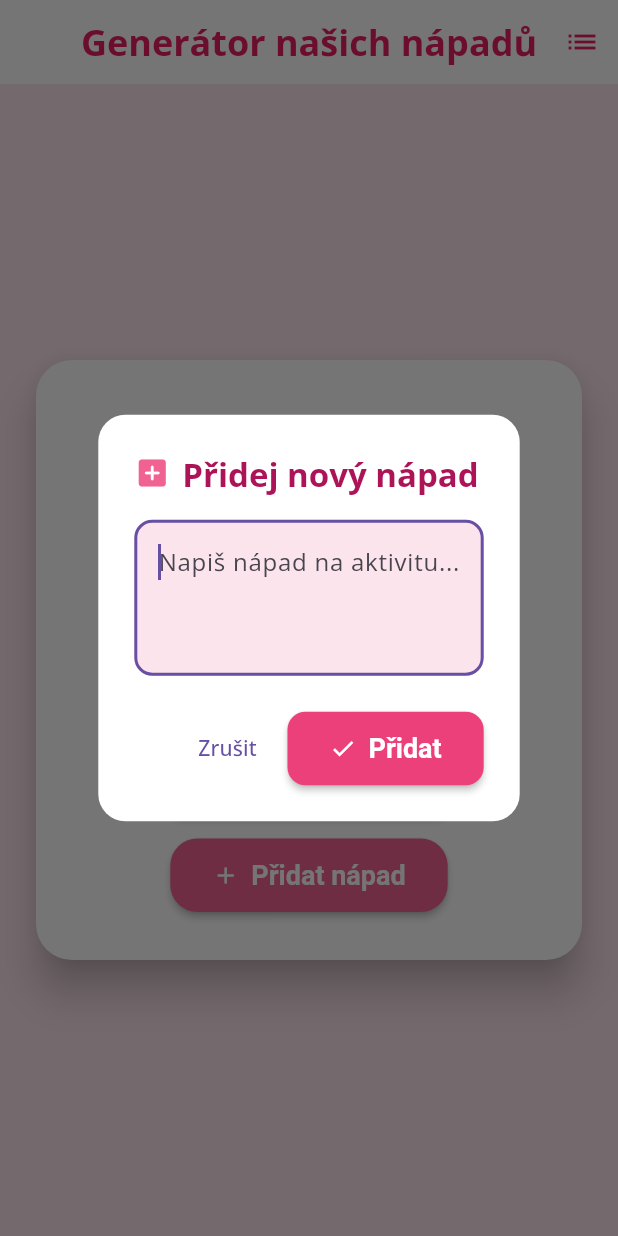
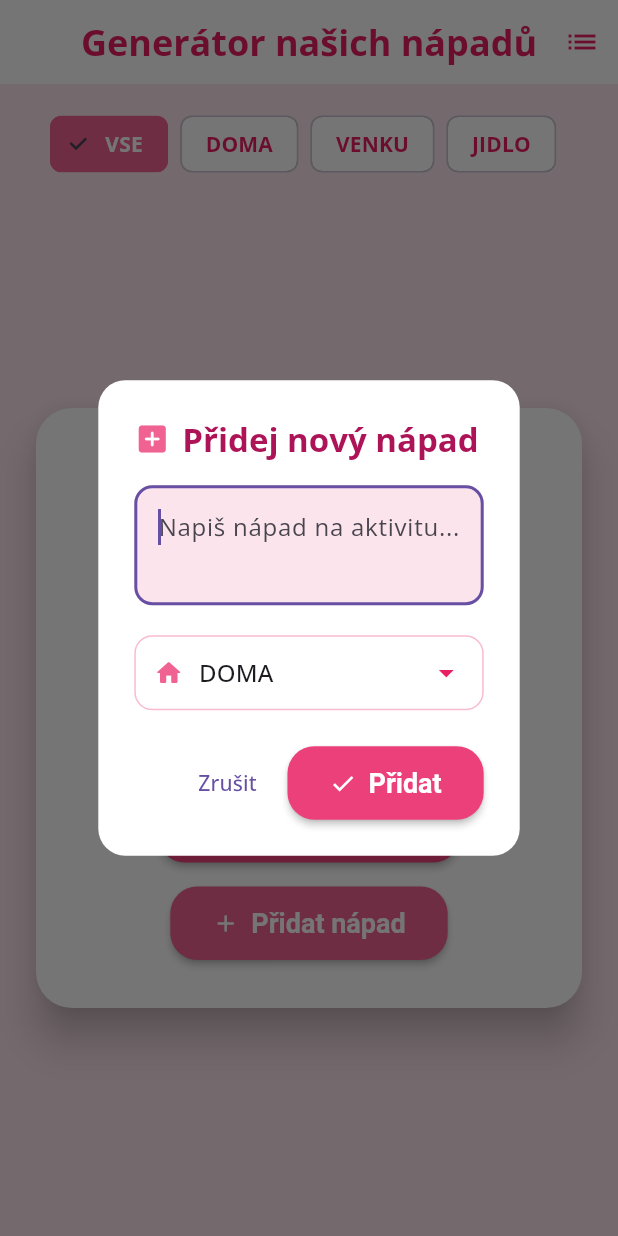
Before and after one commit to hrosicka/great-weekend, a Flutter app: the screen it shows after launch, after a tap on "Co budeme dělat?", after a tap on "Přidat nápad", on a phone screen of 412 x 824 dp. Run offline on Flutter 3.47's test engine with Material 3 defaults, Android fonts, the phone set to English and light mode, and no system bars; our stand-ins replace google_fonts, shared_preferences.

Commit message:
ideas categories added

```diff
--- a/lib/main.dart
+++ b/lib/main.dart
@@ -86,6 +86,9 @@ class _IdeaScreenState extends State<IdeaScreen> {
   String currentIdea = "Klikni na tlačítko a naplánuj nám program! ❤️";
   bool isLoading = true;
 
+  // Nová proměnná pro filtr (vse = zobrazení všeho)
+  IdeaCategory selectedFilter = IdeaCategory.vse;
+
   @override
   void initState() {
     super.initState();
@@ -101,33 +104,47 @@ class _IdeaScreenState extends State<IdeaScreen> {
   }
 
   void generateIdea() {
-    if (allIdeas.isEmpty) {
+    // 1. Vytvoříme filtrovaný seznam
+    final filteredIdeas = selectedFilter == IdeaCategory.vse
+        ? allIdeas
+        : allIdeas.where((idea) => idea.category == selectedFilter).toList();
+
+    if (filteredIdeas.isEmpty) {
       setState(() {
-        currentIdea = "Zatím žádné nápady! Přidej si nějaké. 😊";
+        currentIdea = "V této kategorii zatím nic není! 😊";
       });
       return;
     }
 
+    // 2. Náhodný výběr z filtrovaného seznamu
     setState(() {
-      currentIdea = allIdeas[Random().nextInt(allIdeas.length)].text;
+      currentIdea = filteredIdeas[Random().nextInt(filteredIdeas.length)].text;
     });
   }
 
   void _showAddIdeaDialog() {
     final TextEditingController controller = TextEditingController();
+    // Výchozí vybraná kategorie
+    IdeaCategory selectedCategory = IdeaCategory.doma;
 
     showDialog(
       context: context,
-      builder: (context) => AlertDialog(
+      builder: (context) => StatefulBuilder( // Umožňuje měnit stav uvnitř dialogu
+        builder: (context, setDialogState) {
+          return AlertDialog(
             shape: RoundedRectangleBorder(borderRadius: BorderRadius.circular(18)),
             title: Row(
               children: [
                 Icon(Icons.add_box_rounded, color: Colors.pink[300]),
                 const SizedBox(width: 8),
-            Text("Přidej nový nápad", style: GoogleFonts.openSans(fontWeight: FontWeight.bold)),
+                Text("Přidej nový nápad",
+                  style: GoogleFonts.openSans(fontWeight: FontWeight.bold)),
               ],
             ),
-        content: TextField(
+            content: Column(
+              mainAxisSize: MainAxisSize.min, // Dialog se přizpůsobí obsahu
+              children: [
+                TextField(
                   controller: controller,
                   decoration: InputDecoration(
                     hintText: "Napiš nápad na aktivitu...",
@@ -135,8 +152,44 @@ class _IdeaScreenState extends State<IdeaScreen> {
                     fillColor: Colors.pink[50],
                     border: OutlineInputBorder(borderRadius: BorderRadius.circular(12)),
                   ),
-          maxLines: 3,
+                  maxLines: 2,
                   autofocus: true,
+                ),
+                const SizedBox(height: 20),
+                // Výběr kategorie
+                Container(
+                  padding: const EdgeInsets.symmetric(horizontal: 12),
+                  decoration: BoxDecoration(
+                    borderRadius: BorderRadius.circular(12),
+                    border: Border.all(color: Colors.pink[100]!),
+                  ),
+                  child: DropdownButtonHideUnderline(
+                    child: DropdownButton<IdeaCategory>(
+                      value: selectedCategory,
+                      isExpanded: true,
+                      icon: const Icon(Icons.arrow_drop_down, color: Colors.pink),
+                      items: IdeaCategory.values.where((c) => c != IdeaCategory.vse).map((cat) {
+                        return DropdownMenuItem(
+                          value: cat,
+                          child: Row(
+                            children: [
+                              Icon(_getCategoryIcon(cat), size: 20, color: Colors.pink[300]),
+                              const SizedBox(width: 10),
+                              Text(cat.name.toUpperCase()),
+                            ],
+                          ),
+                        );
+                      }).toList(),
+                      onChanged: (newValue) {
+                        // Tady používáme setDialogState místo setState!
+                        setDialogState(() {
+                          selectedCategory = newValue!;
+                        });
+                      },
+                    ),
+                  ),
+                ),
+              ],
             ),
             actions: [
               TextButton(
@@ -146,31 +199,28 @@ class _IdeaScreenState extends State<IdeaScreen> {
               ElevatedButton.icon(
                 icon: const Icon(Icons.check),
                 label: const Text("Přidat"),
-            style: ElevatedButton.styleFrom(
-              backgroundColor: Colors.pink[400],
-              shape: RoundedRectangleBorder(borderRadius: BorderRadius.circular(12)),
-            ),
                 onPressed: () async {
+                  final text = controller.text.trim();
+                  if (text.isNotEmpty) {
                     try {
-                if (controller.text.trim().isNotEmpty) {
-                  await widget.ideaService.addIdea(controller.text.trim());
+                      // POZOR: Tady musí tvůj IdeaService přijímat i kategorii!
+                      await widget.ideaService.addIdea(text, category: selectedCategory);
                       await _loadIdeas();
                       Navigator.pop(context);
                       ScaffoldMessenger.of(context).showSnackBar(
-                    const SnackBar(
-                      content: Text("Nápad přidán! 🎉"),
-                      duration: Duration(seconds: 2),
-                    ),
+                        const SnackBar(content: Text("Nápad přidán! 🎉")),
                       );
-                }
                     } catch (e) {
                       ScaffoldMessenger.of(context).showSnackBar(
                         SnackBar(content: Text("Chyba: $e")),
                       );
                     }
+                  }
                 },
               ),
             ],
+          );
+        },
       ),
     );
   }
@@ -183,7 +233,10 @@ class _IdeaScreenState extends State<IdeaScreen> {
         builder: (context, snapshot) {
           if (!snapshot.hasData) {
             return const AlertDialog(
-              content: CircularProgressIndicator(),
+              content: SizedBox(
+                height: 100,
+                child: Center(child: CircularProgressIndicator()),
+              ),
             );
           }
 
@@ -214,7 +267,24 @@ class _IdeaScreenState extends State<IdeaScreen> {
                   return Card(
                     margin: const EdgeInsets.symmetric(vertical: 6),
                     child: ListTile(
-                      title: Text(idea.text, style: GoogleFonts.openSans(fontWeight: FontWeight.w500)),
+                      // Přidáme ikonku kategorie před text
+                      leading: CircleAvatar(
+                        backgroundColor: Colors.pink[50],
+                        child: Icon(
+                          _getCategoryIcon(idea.category),
+                          color: Colors.pink[300],
+                          size: 20,
+                        ),
+                      ),
+                      title: Text(
+                        idea.text,
+                        style: GoogleFonts.openSans(fontWeight: FontWeight.w500),
+                      ),
+                      // Přidáme podnadpis s názvem kategorie
+                      subtitle: Text(
+                        idea.category.name.toUpperCase(),
+                        style: TextStyle(fontSize: 12, color: Colors.grey[600]),
+                      ),
                       trailing: IconButton(
                         icon: const Icon(Icons.delete, color: Colors.redAccent),
                         onPressed: () async {
@@ -242,6 +312,16 @@ class _IdeaScreenState extends State<IdeaScreen> {
     );
   }
 
+  // Pomocná metoda pro ikonky (dej ji do _IdeaScreenState)
+  IconData _getCategoryIcon(IdeaCategory category) {
+    switch (category) {
+      case IdeaCategory.doma: return Icons.home_rounded;
+      case IdeaCategory.venku: return Icons.forest_rounded;
+      case IdeaCategory.jidlo: return Icons.restaurant_rounded;
+      default: return Icons.lightbulb_outline_rounded;
+    }
+  }
+
   @override
   Widget build(BuildContext context) {
     return Scaffold(
@@ -252,22 +332,57 @@ class _IdeaScreenState extends State<IdeaScreen> {
           IconButton(
             icon: const Icon(Icons.list),
             onPressed: _showCustomIdeasDialog,
-            tooltip: "Moje nápady",
           ),
         ],
       ),
       body: isLoading
           ? const Center(child: CircularProgressIndicator())
-          : Center(
+          : Column(
+              children: [
+                const SizedBox(height: 16),
+                // Tady je ten nový horizontální filtr
+                SingleChildScrollView(
+                  scrollDirection: Axis.horizontal,
+                  padding: const EdgeInsets.symmetric(horizontal: 16),
+                  child: Row(
+                    children: IdeaCategory.values.map((category) {
+                      return Padding(
+                        padding: const EdgeInsets.only(right: 8.0),
+                        child: ChoiceChip(
+                          label: Text(category.name.toUpperCase()),
+                          selected: selectedFilter == category,
+                          selectedColor: Colors.pink[300],
+                          backgroundColor: Colors.white,
+                          labelStyle: TextStyle(
+                            color: selectedFilter == category ? Colors.white : Colors.pink,
+                            fontWeight: FontWeight.bold,
+                          ),
+                          onSelected: (bool selected) {
+                            setState(() {
+                              selectedFilter = category;
+                            });
+                          },
+                        ),
+                      );
+                    }).toList(),
+                  ),
+                ),
+
+                // Tady je zbytek s kartou a tlačítky
+                Expanded(
+                  child: Center(
                     child: Card(
                       margin: const EdgeInsets.all(24),
                       child: Padding(
                         padding: const EdgeInsets.all(32.0),
                         child: Column(
                           mainAxisSize: MainAxisSize.min,
-                    mainAxisAlignment: MainAxisAlignment.center,
                           children: [
-                      Icon(Icons.favorite, color: Colors.pink[300], size: 54),
+                            Icon(
+                              _getCategoryIcon(selectedFilter),
+                              color: Colors.pink[300],
+                              size: 54
+                            ),
                             const SizedBox(height: 20),
                             Text(
                               currentIdea,
@@ -297,6 +412,9 @@ class _IdeaScreenState extends State<IdeaScreen> {
                       ),
                     ),
                   ),
+                ),
+              ],
+            ),
     );
   }
 }
--- a/lib/models/idea_model.dart
+++ b/lib/models/idea_model.dart
@@ -1,21 +1,41 @@
+import 'package:flutter/material.dart';
+
+/// Definice kategorií nápadů
+enum IdeaCategory {
+  vse,       // Pro zobrazení všeho
+  doma,
+  venku,
+  jidlo
+}
+
 class Idea {
   final String text;
   final bool isCustom; // true = uživatel přidal, false = výchozí
+  final IdeaCategory category; // Nové pole pro kategorii
 
   Idea({
     required this.text,
     this.isCustom = false,
+    this.category = IdeaCategory.vse, // Výchozí hodnota
   });
 
   // Serializace do JSON
   Map<String, dynamic> toJson() => {
     'text': text,
     'isCustom': isCustom,
+    'category': category.name, // Ukládáme jako String (např. "doma")
   };
 
   // Deserializace z JSON
-  factory Idea.fromJson(Map<String, dynamic> json) => Idea(
-    text: json['text'],
-    isCustom: json['isCustom'] ?? false,
-  );
+  factory Idea.fromJson(Map<String, dynamic> json) {
+    return Idea(
+      text: json['text'],
+      isCustom: json['isCustom'] ?? false,
+      // Převedeme String zpět na Enum, pokud neexistuje, dáme .vse
+      category: IdeaCategory.values.firstWhere(
+        (c) => c.name == json['category'],
+        orElse: () => IdeaCategory.vse,
+      ),
+    );
+  }
 }
--- a/lib/services/idea_service.dart
+++ b/lib/services/idea_service.dart
@@ -6,31 +6,29 @@ class IdeaService {
   static const String _storageKey = 'custom_ideas';
   late SharedPreferences _prefs;
 
-  // Výchozí nápady
+  // Výchozí nápady s přiřazenými kategoriemi
   static final List<Idea> defaultIdeas = [
-    Idea(text: "Společná procházka v parku při západu slunce 🌅"),
-    Idea(text: "Domácí pizza night (každý dělá svou polovinu) 🍕"),
-    Idea(text: "Filmový maraton tvojí oblíbené série 🍿"),
-    Idea(text: "Návštěva deskoherní kavárny 🎲"),
-    Idea(text: "Výlet na nejbližší hrad nebo zříceninu 🏰"),
-    Idea(text: "Společné vaření nového receptu 🍳"),
-    Idea(text: "Večer bez telefonů jen s vínem a hudbou 🍷"),
-    Idea(text: "Piknik na kapotě auta s výhledem do krajiny 🚗"),
-    Idea(text: "Stavba bunkru v obýváku z polštářů a dek ⛺"),
-    Idea(text: "Degustace řemeslných piv nebo čokolády doma 🍻"),
-    Idea(text: "Návštěva útulku a společné venčení psů 🐕"),
-    Idea(text: "Geocaching - hledání pokladů ve vašem okolí 📍"),
-    Idea(text: "Noc v autě nebo pod širákem na zahradě 🌌"),
-    Idea(text: "Kurz tance podle YouTube tutoriálu v obýváku 💃"),
-    Idea(text: "Vytvoření společného 'wishlistu' zážitků na příští rok 📝"),
+    Idea(text: "Společná procházka v parku při západu slunce 🌅", category: IdeaCategory.venku),
+    Idea(text: "Domácí pizza night (každý dělá svou polovinu) 🍕", category: IdeaCategory.jidlo),
+    Idea(text: "Filmový maraton tvojí oblíbené série 🍿", category: IdeaCategory.doma),
+    Idea(text: "Návštěva deskoherní kavárny 🎲", category: IdeaCategory.venku),
+    Idea(text: "Výlet na nejbližší hrad nebo zříceninu 🏰", category: IdeaCategory.venku),
+    Idea(text: "Společné vaření nového receptu 🍳", category: IdeaCategory.jidlo),
+    Idea(text: "Večer bez telefonů jen s vínem a hudbou 🍷", category: IdeaCategory.doma),
+    Idea(text: "Piknik na kapotě auta s výhledem do krajiny 🚗", category: IdeaCategory.venku),
+    Idea(text: "Stavba bunkru v obýváku z polštářů a dek ⛺", category: IdeaCategory.doma),
+    Idea(text: "Degustace řemeslných piv nebo čokolády doma 🍻", category: IdeaCategory.jidlo),
+    Idea(text: "Návštěva útulku a společné venčení psů 🐕", category: IdeaCategory.venku),
+    Idea(text: "Geocaching - hledání pokladů ve vašem okolí 📍", category: IdeaCategory.venku),
+    Idea(text: "Noc v autě nebo pod širákem na zahradě 🌌", category: IdeaCategory.venku),
+    Idea(text: "Kurz tance podle YouTube tutoriálu v obýváku 💃", category: IdeaCategory.doma),
+    Idea(text: "Vytvoření společného 'wishlistu' zážitků na příští rok 📝", category: IdeaCategory.doma),
   ];
 
-  // Inicializace
   Future<void> init() async {
     _prefs = await SharedPreferences.getInstance();
   }
 
-  // Načtení všech nápadů (výchozí + vlastní)
   Future<List<Idea>> getAllIdeas() async {
     List<Idea> allIdeas = List.from(defaultIdeas);
     List<Idea> customIdeas = await getCustomIdeas();
@@ -38,13 +36,9 @@ class IdeaService {
     return allIdeas;
   }
 
-  // Načtení pouze vlastních nápadů
   Future<List<Idea>> getCustomIdeas() async {
     final jsonString = _prefs.getString(_storageKey);
-
-    if (jsonString == null) {
-      return [];
-    }
+    if (jsonString == null) return [];
 
     try {
       final List<dynamic> jsonList = jsonDecode(jsonString);
@@ -57,18 +51,22 @@ class IdeaService {
     }
   }
 
-  // Přidání nového nápadu
-  Future<void> addIdea(String ideaText) async {
+  // UPRAVENÁ METODA: Přijímá text i kategorii
+  Future<void> addIdea(String ideaText, {required IdeaCategory category}) async {
     if (ideaText.trim().isEmpty) return;
 
     List<Idea> customIdeas = await getCustomIdeas();
 
-    // Kontrola duplikátů
     if (customIdeas.any((idea) => idea.text.toLowerCase() == ideaText.toLowerCase())) {
       throw Exception('Tento nápad už existuje!');
     }
 
-    customIdeas.add(Idea(text: ideaText, isCustom: true));
+    // Vytvoříme nový objekt Idea s kategorií
+    customIdeas.add(Idea(
+      text: ideaText,
+      isCustom: true,
+      category: category,
+    ));
 
     final jsonString = jsonEncode(
       customIdeas.map((idea) => idea.toJson()).toList(),
@@ -77,7 +75,6 @@ class IdeaService {
     await _prefs.setString(_storageKey, jsonString);
   }
 
-  // Smazání nápadu
   Future<void> deleteIdea(String ideaText) async {
     List<Idea> customIdeas = await getCustomIdeas();
     customIdeas.removeWhere((idea) => idea.text == ideaText);
@@ -89,7 +86,6 @@ class IdeaService {
     await _prefs.setString(_storageKey, jsonString);
   }
 
-  // Smazání všech vlastních nápadů
   Future<void> clearCustomIdeas() async {
     await _prefs.remove(_storageKey);
   }
```
Lines whose indentation alone changed are shown as unchanged.
